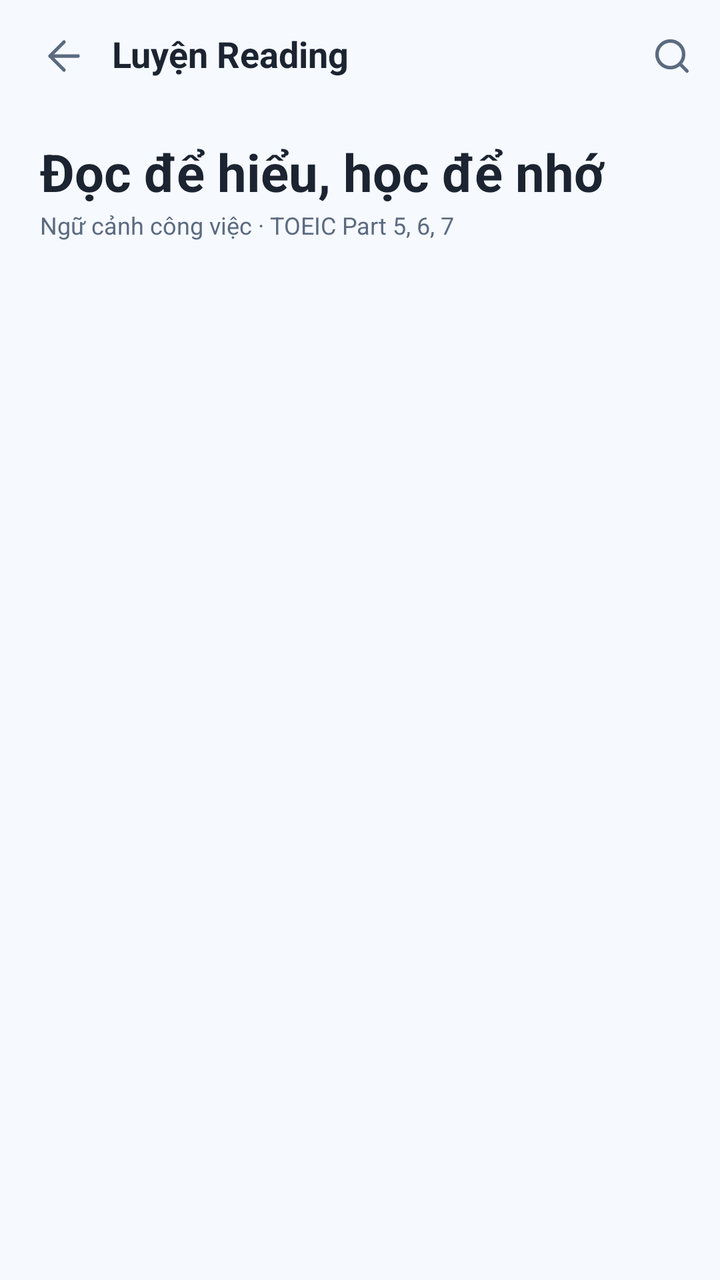
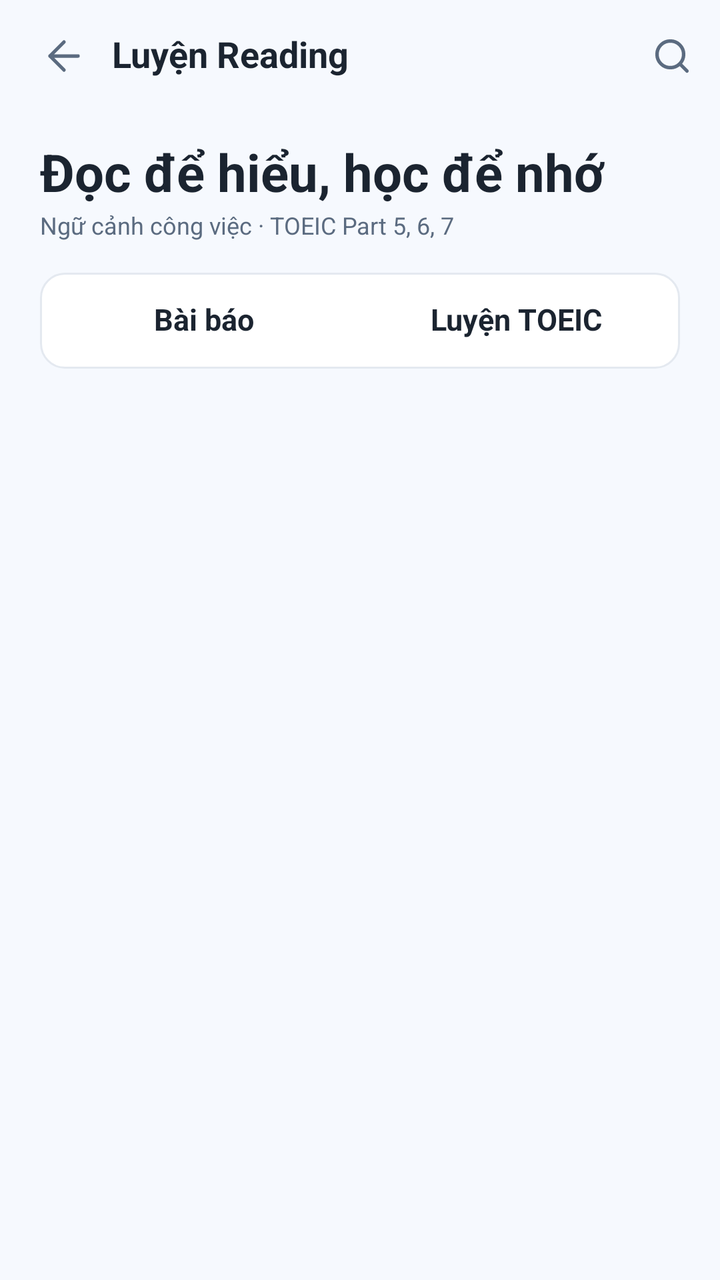

Compare the two renders of this Android layout. The source of the first and the diff that turns it into the second are given below.
<!-- AndroidManifest.xml: application theme Theme.NT118_Project -->
<!-- res/layout/fragment_reading_list.xml -->
<?xml version="1.0" encoding="utf-8"?>
<androidx.constraintlayout.widget.ConstraintLayout
    xmlns:android="http://schemas.android.com/apk/res/android"
    xmlns:app="http://schemas.android.com/apk/res-auto"
    android:layout_width="match_parent"
    android:layout_height="match_parent"
    android:background="@color/app_bg">
    <androidx.constraintlayout.widget.Guideline
        android:id="@+id/guideStart"
        android:layout_width="wrap_content"
        android:layout_height="wrap_content"
        android:orientation="vertical"
        app:layout_constraintGuide_percent="@dimen/guide_start" />
    <androidx.constraintlayout.widget.Guideline
        android:id="@+id/guideEnd"
        android:layout_width="wrap_content"
        android:layout_height="wrap_content"
        android:orientation="vertical"
        app:layout_constraintGuide_percent="@dimen/guide_end" />
    <LinearLayout
        android:layout_width="0dp"
        android:layout_height="0dp"
        android:id="@+id/screenColumn"
        app:layout_constraintStart_toStartOf="@id/guideStart"
        app:layout_constraintEnd_toEndOf="@id/guideEnd"
        app:layout_constraintTop_toTopOf="parent"
        android:orientation="vertical"
        app:layout_constraintBottom_toBottomOf="parent">
        <LinearLayout
            android:layout_height="56dp"
            android:layout_width="match_parent"
            android:orientation="horizontal"
            android:gravity="center_vertical">
            <ImageButton
                android:layout_marginStart="8dp"
                style="@style/IconButton"
                android:src="@drawable/ic_arrow_left"
                app:tint="@color/app_text_secondary"
                android:id="@+id/btnBack"
                android:contentDescription="@string/register_13" />
            <TextView
                android:layout_width="0dp"
                android:layout_weight="1"
                android:paddingStart="0dp"
                android:minHeight="48dp"
                android:gravity="center_vertical"
                android:layout_height="wrap_content"
                style="@style/Text.Title"
                android:text="@string/learn_path_11" />
            <ImageButton
                style="@style/IconButton"
                android:src="@drawable/ic_search"
                app:tint="@color/app_text_secondary"
                android:id="@+id/btnSearch"
                android:contentDescription="@string/reading_list_16" />
        </LinearLayout>
        <androidx.core.widget.NestedScrollView
            android:layout_width="match_parent"
            android:layout_height="0dp"
            android:layout_weight="1"
            android:fillViewport="true">
            <LinearLayout
                android:paddingStart="20dp"
                android:paddingTop="16dp"
                android:paddingEnd="20dp"
                android:paddingBottom="28dp"
                android:layout_width="match_parent"
                android:layout_height="wrap_content"
                android:orientation="vertical">
                <TextView
                    android:textSize="26sp"
                    android:layout_width="match_parent"
                    android:layout_height="wrap_content"
                    style="@style/Text.Heading"
                    android:text="@string/reading_list_04" />
                <TextView
                    android:layout_marginTop="4dp"
                    android:layout_width="match_parent"
                    android:layout_height="wrap_content"
                    style="@style/Text.Caption"
                    android:text="@string/reading_list_05" />
                <HorizontalScrollView
                    android:layout_width="match_parent"
                    android:layout_height="wrap_content"
                    android:layout_marginTop="16dp"
                    android:scrollbars="none">
                    <LinearLayout
                        android:id="@+id/chipRow"
                        android:layout_width="wrap_content"
                        android:layout_height="wrap_content"
                        android:orientation="horizontal"
                        android:gravity="center_vertical">
                    </LinearLayout>
                </HorizontalScrollView>
                <LinearLayout
                    android:id="@+id/readingList"
                    android:layout_width="match_parent"
                    android:layout_height="wrap_content"
                    android:orientation="vertical" />
                    <TextView
                        android:id="@+id/txtStatus"
                        android:layout_marginTop="12dp"
                        android:layout_width="match_parent"
                        android:layout_height="wrap_content"
                        style="@style/Text.Caption" />
                    <TextView
                        android:id="@+id/btnMore"
                        android:layout_marginTop="8dp"
                        android:minHeight="40dp"
                        android:gravity="center"
                        android:layout_width="match_parent"
                        android:layout_height="wrap_content"
                        android:text="@string/list_more"
                        android:visibility="gone"
                        style="@style/Text.Link" />
            </LinearLayout>
        </androidx.core.widget.NestedScrollView>
    </LinearLayout>
</androidx.constraintlayout.widget.ConstraintLayout>
<!-- resources referenced by this layout -->
<resources>
  <color name="app_bg">#F6F9FE</color>
  <color name="app_text_secondary">#5B6B80</color>
  <item name="guide_end" format="float" type="dimen">1.0</item>
  <item name="guide_start" format="float" type="dimen">0.0</item>
  <!-- drawable ic_arrow_left (drawable) -->
  <?xml version="1.0" encoding="utf-8"?>
  <vector xmlns:android="http://schemas.android.com/apk/res/android"
      android:width="24dp"
      android:height="24dp"
      android:viewportWidth="24"
      android:viewportHeight="24">
      <path
          android:pathData="M12 4.9992L4.9992 12L12 19.0008M4.9992 12H19.0008"
          android:strokeColor="#FF000000"
          android:strokeWidth="1.75"
          android:strokeLineCap="round"
          android:strokeLineJoin="round" />
  </vector>
  <string name="learn_path_11">Luyện Reading</string>
  <string name="list_more">Xem thêm</string>
  <string name="reading_list_04">Đọc để hiểu, học để nhớ</string>
  <string name="reading_list_05">Ngữ cảnh công việc · TOEIC Part 5, 6, 7</string>
  <string name="reading_list_16">Tìm kiếm</string>
  <string name="register_13">Quay lại</string>
  <style name="IconButton" parent="">
          <item name="android:layout_width">@dimen/icon_button</item>
          <item name="android:layout_height">@dimen/icon_button</item>
          <item name="android:scaleType">center</item>
          <item name="android:background">?attr/selectableItemBackgroundBorderless</item>
          <item name="android:tint">@color/app_text_secondary</item>
      </style>
  <style name="Text.Caption">
          <item name="android:textSize">12sp</item>
          <item name="android:textColor">@color/app_text_secondary</item>
      </style>
  <style name="Text.Heading">
          <item name="android:textSize">32sp</item>
          <item name="android:textStyle">bold</item>
      </style>
  <style name="Text.Link">
          <item name="android:textSize">12sp</item>
          <item name="android:textStyle">bold</item>
          <item name="android:textColor">@color/app_primary</item>
      </style>
  <style name="Text.Title">
          <item name="android:textSize">18sp</item>
          <item name="android:textStyle">bold</item>
      </style>
  <style name="Theme.NT118_Project" parent="Base.Theme.NT118_Project" />
  <dimen name="icon_button">48dp</dimen>
  <color name="app_primary">#2F6FED</color>
  <style name="Base.Theme.NT118_Project" parent="Theme.Material3.DayNight.NoActionBar">
          <item name="colorPrimary">@color/app_primary</item>
          <item name="android:windowBackground">@color/app_bg</item>
          <item name="android:statusBarColor">@android:color/transparent</item>
          <item name="android:navigationBarColor">@android:color/transparent</item>
          <item name="android:windowLightStatusBar">true</item>
      </style>
  <!-- unchanged entries left out for length: 1 -->
</resources>

<!-- the commit's change to res/layout/fragment_reading_list.xml (unified diff, before → after) -->
@@ -74,11 +74,39 @@
                     style="@style/Text.Heading"
                     android:text="@string/reading_list_04" />
                 <TextView
+                    android:id="@+id/txtSubtitle"
                     android:layout_marginTop="4dp"
                     android:layout_width="match_parent"
                     android:layout_height="wrap_content"
                     style="@style/Text.Caption"
                     android:text="@string/reading_list_05" />
+                <LinearLayout
+                    android:id="@+id/tabRow"
+                    android:layout_marginTop="16dp"
+                    android:layout_width="match_parent"
+                    android:layout_height="wrap_content"
+                    android:background="@drawable/bg_card"
+                    android:padding="4dp"
+                    android:orientation="horizontal">
+                    <TextView
+                        android:id="@+id/tabNews"
+                        android:layout_width="0dp"
+                        android:layout_weight="1"
+                        android:layout_height="40dp"
+                        android:gravity="center"
+                        android:textStyle="bold"
+                        style="@style/Text.Body"
+                        android:text="@string/news_tab" />
+                    <TextView
+                        android:id="@+id/tabToeic"
+                        android:layout_width="0dp"
+                        android:layout_weight="1"
+                        android:layout_height="40dp"
+                        android:gravity="center"
+                        android:textStyle="bold"
+                        style="@style/Text.Body"
+                        android:text="@string/toeic_tab" />
+                </LinearLayout>
                 <HorizontalScrollView
                     android:layout_width="match_parent"
                     android:layout_height="wrap_content"
<!-- resource entries referenced after the edit -->
@@ -4,6 +4,13 @@
   <color name="app_text_secondary">#5B6B80</color>
   <item name="guide_end" format="float" type="dimen">1.0</item>
   <item name="guide_start" format="float" type="dimen">0.0</item>
+  <!-- drawable bg_card (drawable) -->
+  <?xml version="1.0" encoding="utf-8"?>
+  <shape xmlns:android="http://schemas.android.com/apk/res/android" android:shape="rectangle">
+      <solid android:color="@color/app_surface" />
+      <stroke android:width="1dp" android:color="@color/app_border" />
+      <corners android:radius="12dp" />
+  </shape>
   <!-- drawable ic_arrow_left (drawable) -->
   <?xml version="1.0" encoding="utf-8"?>
   <vector xmlns:android="http://schemas.android.com/apk/res/android"
@@ -20,16 +27,22 @@
   </vector>
   <string name="learn_path_11">Luyện Reading</string>
   <string name="list_more">Xem thêm</string>
+  <string name="news_tab">Bài báo</string>
   <string name="reading_list_04">Đọc để hiểu, học để nhớ</string>
   <string name="reading_list_05">Ngữ cảnh công việc · TOEIC Part 5, 6, 7</string>
   <string name="reading_list_16">Tìm kiếm</string>
   <string name="register_13">Quay lại</string>
+  <string name="toeic_tab">Luyện TOEIC</string>
   <style name="IconButton" parent="">
           <item name="android:layout_width">@dimen/icon_button</item>
           <item name="android:layout_height">@dimen/icon_button</item>
           <item name="android:scaleType">center</item>
           <item name="android:background">?attr/selectableItemBackgroundBorderless</item>
           <item name="android:tint">@color/app_text_secondary</item>
+      </style>
+  <style name="Text.Body">
+          <item name="android:textSize">15sp</item>
+          <item name="android:lineSpacingExtra">4sp</item>
       </style>
   <style name="Text.Caption">
           <item name="android:textSize">12sp</item>
@@ -49,6 +62,8 @@
           <item name="android:textStyle">bold</item>
       </style>
   <style name="Theme.NT118_Project" parent="Base.Theme.NT118_Project" />
+  <color name="app_surface">#FFFFFF</color>
+  <color name="app_border">#E4E9F0</color>
   <dimen name="icon_button">48dp</dimen>
   <color name="app_primary">#2F6FED</color>
   <style name="Base.Theme.NT118_Project" parent="Theme.Material3.DayNight.NoActionBar">
